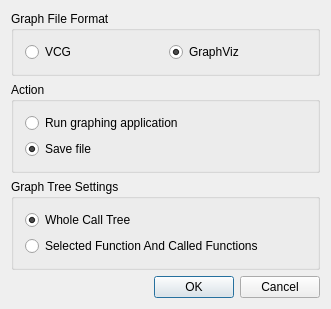
dualword/QProf, file sources/forms/call-graph.ui: the form before one commit.
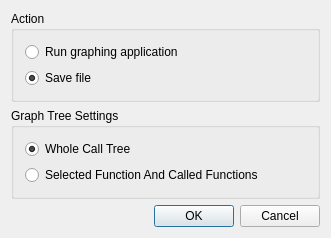
The form after the commit. Custom widgets are drawn as their Qt base class.

Commit message: vcg deprecated

What changed in the file:
```diff
--- a/sources/forms/call-graph.ui
+++ b/sources/forms/call-graph.ui
@@ -7,39 +7,13 @@
     <x>0</x>
     <y>0</y>
     <width>331</width>
-    <height>309</height>
+    <height>224</height>
    </rect>
   </property>
   <property name="windowTitle">
    <string>Generate Call Graph</string>
   </property>
   <layout class="QVBoxLayout" name="verticalLayout">
-   <item>
-    <widget class="Q3ButtonGroup" name="ButtonGroup2">
-     <property name="title">
-      <string>Graph File Format</string>
-     </property>
-     <layout class="QHBoxLayout" name="horizontalLayout_2">
-      <item>
-       <widget class="QRadioButton" name="mVCG">
-        <property name="text">
-         <string>VCG</string>
-        </property>
-       </widget>
-      </item>
-      <item>
-       <widget class="QRadioButton" name="mGraphViz">
-        <property name="text">
-         <string>GraphViz</string>
-        </property>
-        <property name="checked">
-         <bool>true</bool>
-        </property>
-       </widget>
-      </item>
-     </layout>
-    </widget>
-   </item>
    <item>
     <widget class="Q3ButtonGroup" name="ButtonGroup1_2">
      <property name="title">
```
The commit also changes 2 other files.
